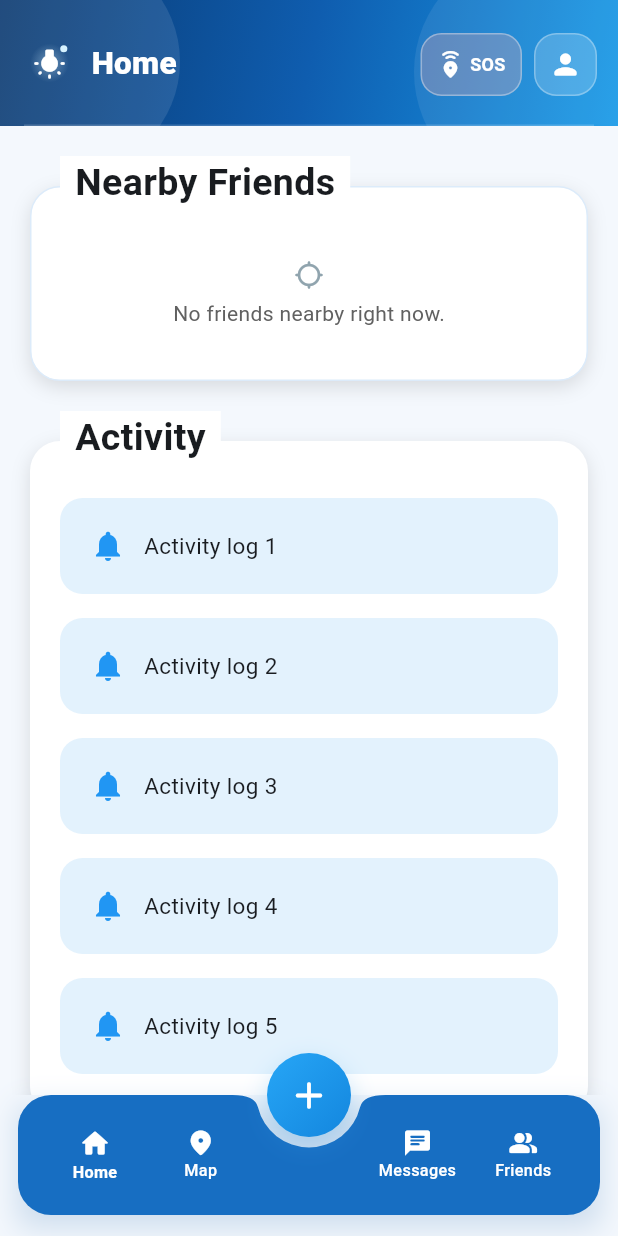
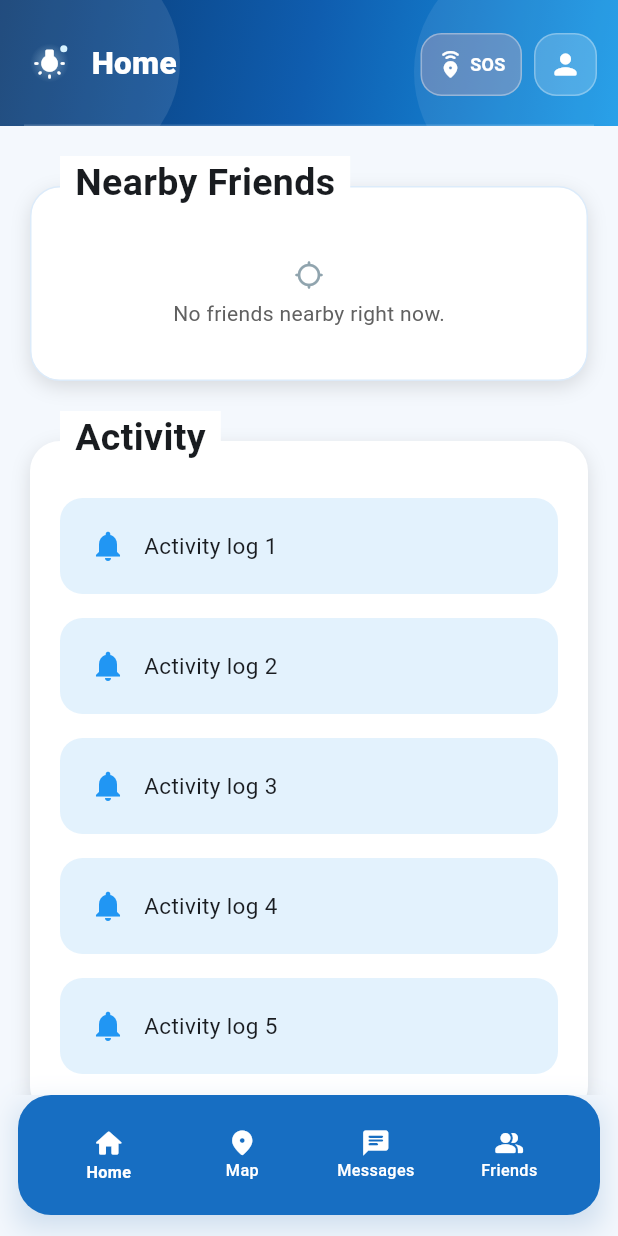
Before and after one commit to Sug4rPlum04/blue_light, a Flutter app: the screen it shows once a user with an empty profile is signed in, on a phone screen of 412 x 824 dp. Run offline on Flutter 3.47's test engine with Material 3 defaults, Android fonts, the phone set to English and light mode, and no system bars; our stand-ins replace cloud_firestore, firebase_auth, firebase_core, firebase_storage, flutter_map, geolocator and 2 more; missing offline and left inert: flutter_map_marker_cluster; accounts and stored records are empty.

Commit message:
Remove FAB and notch; center bottom nav icons evenly

```diff
--- a/lib/friends.dart
+++ b/lib/friends.dart
@@ -46,8 +46,6 @@ class _MyFriendsPageState extends State<MyFriendsPage> {
           showEmergencyAlertDialog(context);
         },
       ),
-      floatingActionButton: buildBlueLightFab(() {}),
-      floatingActionButtonLocation: blueLightFabLocation,
       bottomNavigationBar: BlueLightBottomNav(
         currentIndex: 3,
         onTap: (int index) {
--- a/lib/home.dart
+++ b/lib/home.dart
@@ -46,8 +46,6 @@ class _MyHomePageState extends State<MyHomePage> {
           showEmergencyAlertDialog(context);
         },
       ),
-      floatingActionButton: buildBlueLightFab(() {}),
-      floatingActionButtonLocation: blueLightFabLocation,
       bottomNavigationBar: BlueLightBottomNav(
         currentIndex: 0,
         onTap: (int index) {
--- a/lib/map.dart
+++ b/lib/map.dart
@@ -509,8 +509,6 @@ class _MyMapPageState extends State<MyMapPage> {
           showEmergencyAlertDialog(context);
         },
       ),
-      floatingActionButton: buildBlueLightFab(() {}),
-      floatingActionButtonLocation: blueLightFabLocation,
       bottomNavigationBar: BlueLightBottomNav(
         currentIndex: 1,
         onTap: (int index) {
--- a/lib/message.dart
+++ b/lib/message.dart
@@ -48,8 +48,6 @@ class _MyMessagePageState extends State<MyMessagePage> {
         },
         onEmergencyTap: () => showEmergencyAlertDialog(context),
       ),
-      floatingActionButton: buildBlueLightFab(() {}),
-      floatingActionButtonLocation: blueLightFabLocation,
       bottomNavigationBar: BlueLightBottomNav(
         currentIndex: 2,
         onTap: (int index) {
--- a/lib/profile.dart
+++ b/lib/profile.dart
@@ -563,8 +563,6 @@ class _MyProfilePageState extends State<MyProfilePage> {
           showEmergencyAlertDialog(context);
         },
       ),
-      floatingActionButton: buildBlueLightFab(() {}),
-      floatingActionButtonLocation: blueLightFabLocation,
       bottomNavigationBar: BlueLightBottomNav(
         currentIndex: -1,
         onTap: (int index) {
--- a/lib/ui/shell_chrome.dart
+++ b/lib/ui/shell_chrome.dart
@@ -71,26 +71,6 @@ void showBlueLightToast(
       _activeBlueLightToastEntry = null;
     }
   });
-}
-
-const FloatingActionButtonLocation blueLightFabLocation =
-    FloatingActionButtonLocation.centerDocked;
-
-class _CenteredCircularNotchedRectangle extends NotchedShape {
-  const _CenteredCircularNotchedRectangle();
-
-  @override
-  Path getOuterPath(Rect host, Rect? guest) {
-    if (guest == null || !host.overlaps(guest)) {
-      return Path()..addRect(host);
-    }
-    final Rect centeredGuest = Rect.fromCenter(
-      center: Offset(host.center.dx, guest.center.dy),
-      width: guest.width,
-      height: guest.height,
-    );
-    return const CircularNotchedRectangle().getOuterPath(host, centeredGuest);
-  }
 }
 
 class BlueLightTopBar extends StatelessWidget implements PreferredSizeWidget {
@@ -354,8 +334,6 @@ class BlueLightBottomNav extends StatelessWidget {
         child: BottomAppBar(
           color: const Color(0xFF176EC2),
           elevation: 0,
-          shape: const _CenteredCircularNotchedRectangle(),
-          notchMargin: 7,
           child: SafeArea(
             top: false,
             child: SizedBox(
@@ -364,7 +342,6 @@ class BlueLightBottomNav extends StatelessWidget {
                 children: <Widget>[
                   navCell(0),
                   navCell(1),
-                  const SizedBox(width: 74),
                   navCell(2),
                   navCell(3),
                 ],
@@ -376,33 +353,3 @@ class BlueLightBottomNav extends StatelessWidget {
     );
   }
 }
-
-Widget buildBlueLightFab(VoidCallback onPressed) {
-  return Container(
-    decoration: const BoxDecoration(
-      shape: BoxShape.circle,
-      gradient: LinearGradient(
-        colors: <Color>[
-          Color(0xFF27A6F6),
-          Color(0xFF1386DE),
-        ],
-        begin: Alignment.topLeft,
-        end: Alignment.bottomRight,
-      ),
-      boxShadow: <BoxShadow>[
-        BoxShadow(
-          color: Color(0x4438A0EA),
-          blurRadius: 14,
-          offset: Offset(0, 6),
-        ),
-      ],
-    ),
-    child: FloatingActionButton(
-      onPressed: onPressed,
-      backgroundColor: Colors.transparent,
-      elevation: 0,
-      shape: const CircleBorder(),
-      child: const Icon(Icons.add_rounded, color: Colors.white, size: 30),
-    ),
-  );
-}
```
